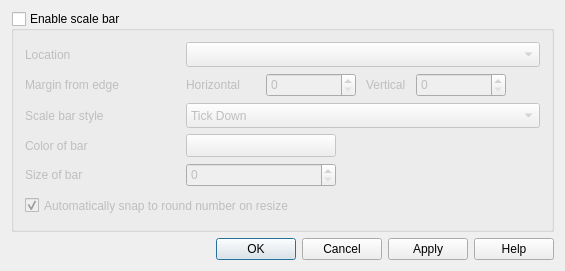
carsmie/QGIS, file src/ui/qgsdecorationscalebardialog.ui: the form before one commit.
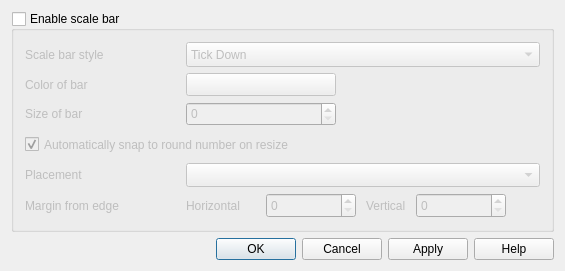
The form after the commit. Icons and pictures are not drawn. Custom widgets are drawn as their Qt base class.

Commit message:
Standardize map canvas decorations items dialog
Modify "Location" label by "Placement" in scale Bar Decoration
Reorder options of Scale Bar and Copyright decorations dialog in order to set "Placement" options after item's design properties

```diff
--- a/src/ui/qgsdecorationscalebardialog.ui
+++ b/src/ui/qgsdecorationscalebardialog.ui
@@ -88,32 +88,6 @@
         </item>
        </layout>
       </item>
-      <item row="5" column="0" colspan="2">
-       <widget class="QCheckBox" name="chkSnapping">
-        <property name="sizePolicy">
-         <sizepolicy hsizetype="Minimum" vsizetype="Minimum">
-          <horstretch>0</horstretch>
-          <verstretch>0</verstretch>
-         </sizepolicy>
-        </property>
-        <property name="text">
-         <string>Automatically snap to round number on resize</string>
-        </property>
-        <property name="checked">
-         <bool>true</bool>
-        </property>
-       </widget>
-      </item>
-      <item row="0" column="1">
-       <widget class="QComboBox" name="cboPlacement">
-        <property name="sizePolicy">
-         <sizepolicy hsizetype="Minimum" vsizetype="Minimum">
-          <horstretch>0</horstretch>
-          <verstretch>0</verstretch>
-         </sizepolicy>
-        </property>
-       </widget>
-      </item>
       <item row="2" column="0">
        <widget class="QLabel" name="textLabel1">
         <property name="sizePolicy">
@@ -130,22 +104,6 @@
         </property>
        </widget>
       </item>
-      <item row="0" column="0">
-       <widget class="QLabel" name="lblLocation">
-        <property name="sizePolicy">
-         <sizepolicy hsizetype="Preferred" vsizetype="Minimum">
-          <horstretch>0</horstretch>
-          <verstretch>0</verstretch>
-         </sizepolicy>
-        </property>
-        <property name="text">
-         <string>Location</string>
-        </property>
-        <property name="buddy">
-         <cstring>cboPlacement</cstring>
-        </property>
-       </widget>
-      </item>
       <item row="4" column="0">
        <widget class="QLabel" name="textLabel1_3">
         <property name="sizePolicy">
@@ -162,19 +120,6 @@
         </property>
        </widget>
       </item>
-      <item row="1" column="0">
-       <widget class="QLabel" name="lblMargin">
-        <property name="minimumSize">
-         <size>
-          <width>155</width>
-          <height>0</height>
-         </size>
-        </property>
-        <property name="text">
-         <string>Margin from edge</string>
-        </property>
-       </widget>
-      </item>
       <item row="2" column="1">
        <widget class="QComboBox" name="cboStyle">
         <property name="sizePolicy">
@@ -254,7 +199,7 @@
         </item>
        </layout>
       </item>
-      <item row="1" column="1">
+      <item row="7" column="1">
        <layout class="QHBoxLayout" name="hlytMargin" stretch="0,0,0,0,0">
         <property name="spacing">
          <number>10</number>
@@ -371,6 +316,61 @@
         </item>
        </layout>
       </item>
+      <item row="6" column="1">
+       <widget class="QComboBox" name="cboPlacement">
+        <property name="sizePolicy">
+         <sizepolicy hsizetype="Minimum" vsizetype="Minimum">
+          <horstretch>0</horstretch>
+          <verstretch>0</verstretch>
+         </sizepolicy>
+        </property>
+       </widget>
+      </item>
+      <item row="7" column="0">
+       <widget class="QLabel" name="lblMargin">
+        <property name="minimumSize">
+         <size>
+          <width>155</width>
+          <height>0</height>
+         </size>
+        </property>
+        <property name="text">
+         <string>Margin from edge</string>
+        </property>
+       </widget>
+      </item>
+      <item row="6" column="0">
+       <widget class="QLabel" name="lblLocation">
+        <property name="sizePolicy">
+         <sizepolicy hsizetype="Preferred" vsizetype="Minimum">
+          <horstretch>0</horstretch>
+          <verstretch>0</verstretch>
+         </sizepolicy>
+        </property>
+        <property name="text">
+         <string>Placement</string>
+        </property>
+        <property name="buddy">
+         <cstring>cboPlacement</cstring>
+        </property>
+       </widget>
+      </item>
+      <item row="5" column="0" colspan="2">
+       <widget class="QCheckBox" name="chkSnapping">
+        <property name="sizePolicy">
+         <sizepolicy hsizetype="Minimum" vsizetype="Minimum">
+          <horstretch>0</horstretch>
+          <verstretch>0</verstretch>
+         </sizepolicy>
+        </property>
+        <property name="text">
+         <string>Automatically snap to round number on resize</string>
+        </property>
+        <property name="checked">
+         <bool>true</bool>
+        </property>
+       </widget>
+      </item>
      </layout>
     </widget>
    </item>
```
Left out of the diff: 9 changed lines with no effect on the pictures. The commit also changes 1 other file.
